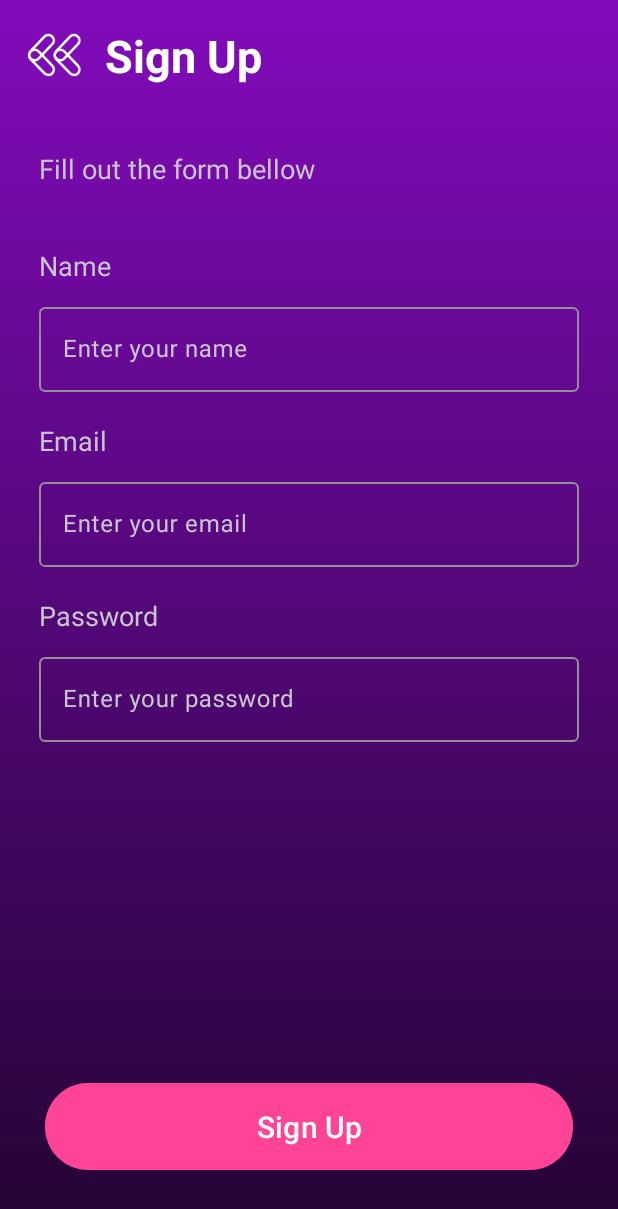
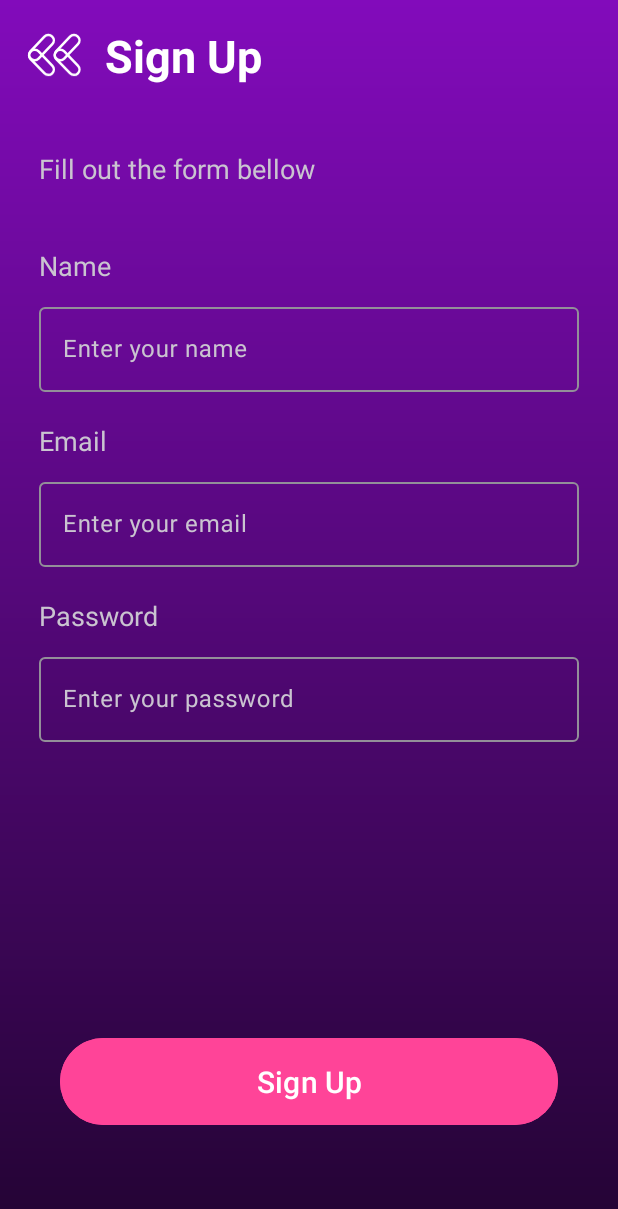
Before and after one commit to sainikh/D2VLoginPageAndroid, an Android app: the SignUpFragment screen opened through its navigation route, on a phone screen of 412 x 824 dp. Shown: the top 1209 px of the screen. Run offline under Robolectric (Android 15) with nearby library versions, the phone set to English and light mode, and no system bars.

Commit message:
Pushing the Ui changes

```diff
--- a/app/src/main/res/layout/fragment_log_in.xml
+++ b/app/src/main/res/layout/fragment_log_in.xml
@@ -167,7 +167,7 @@
         android:layout_height="wrap_content"
         app:layout_constraintBottom_toBottomOf="parent"
         app:layout_constraintEnd_toEndOf="parent"
-        android:layout_marginBottom="40dp"
+        android:layout_marginBottom="70dp"
         app:layout_constraintStart_toStartOf="parent">
 
         <Button
@@ -178,7 +178,7 @@
             android:backgroundTint="@color/pink"
             android:padding="15dp"
             android:textSize="20sp"
-            android:layout_marginHorizontal="30dp"
+            android:layout_marginHorizontal="40dp"
             android:text="@string/log_in"
             android:textColor="@color/white" />
     </LinearLayout>
--- a/app/src/main/res/layout/fragment_sign_up.xml
+++ b/app/src/main/res/layout/fragment_sign_up.xml
@@ -153,7 +153,7 @@
         android:layout_height="wrap_content"
         app:layout_constraintBottom_toBottomOf="parent"
         app:layout_constraintEnd_toEndOf="parent"
-        android:layout_marginBottom="40dp"
+        android:layout_marginBottom="70dp"
         app:layout_constraintStart_toStartOf="parent">
 
         <Button
@@ -164,7 +164,7 @@
             android:backgroundTint="@color/pink"
             android:padding="15dp"
             android:textSize="20sp"
-            android:layout_marginHorizontal="30dp"
+            android:layout_marginHorizontal="40dp"
             android:text="@string/sign_up"
             android:textColor="@color/white" />
     </LinearLayout>
```
